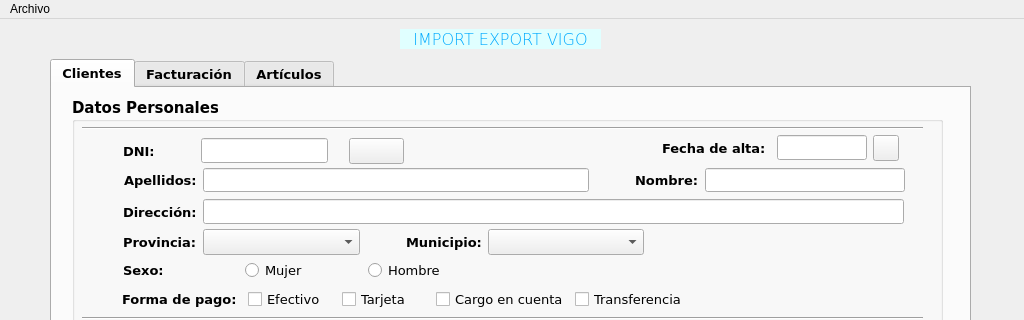
Above: window.ui from beafaro/farocarrera before the change; both pictures show x 0 to 1024 and y 0 to 320 of the 1024 by 800 pixel window. Below: the same form after it.
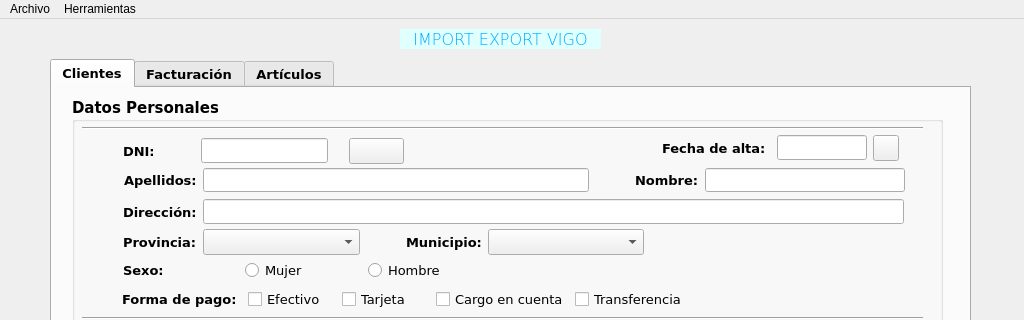
That is the form after the change. Icons and pictures are not drawn.

Patch:
```diff
--- a/window.ui
+++ b/window.ui
@@ -956,7 +956,15 @@
     <addaction name="separator"/>
     <addaction name="actionSalir"/>
    </widget>
+   <widget class="QMenu" name="menuHerramientas">
+    <property name="title">
+     <string>Herramientas</string>
+    </property>
+    <addaction name="actionCrear_Backup"/>
+    <addaction name="actionRestaurar_Backup"/>
+   </widget>
    <addaction name="menuArchivo"/>
+   <addaction name="menuHerramientas"/>
   </widget>
   <widget class="QStatusBar" name="statusbar"/>
   <action name="actionFichero">
```
Left out of the diff: 10 changed lines with no effect on the pictures.
